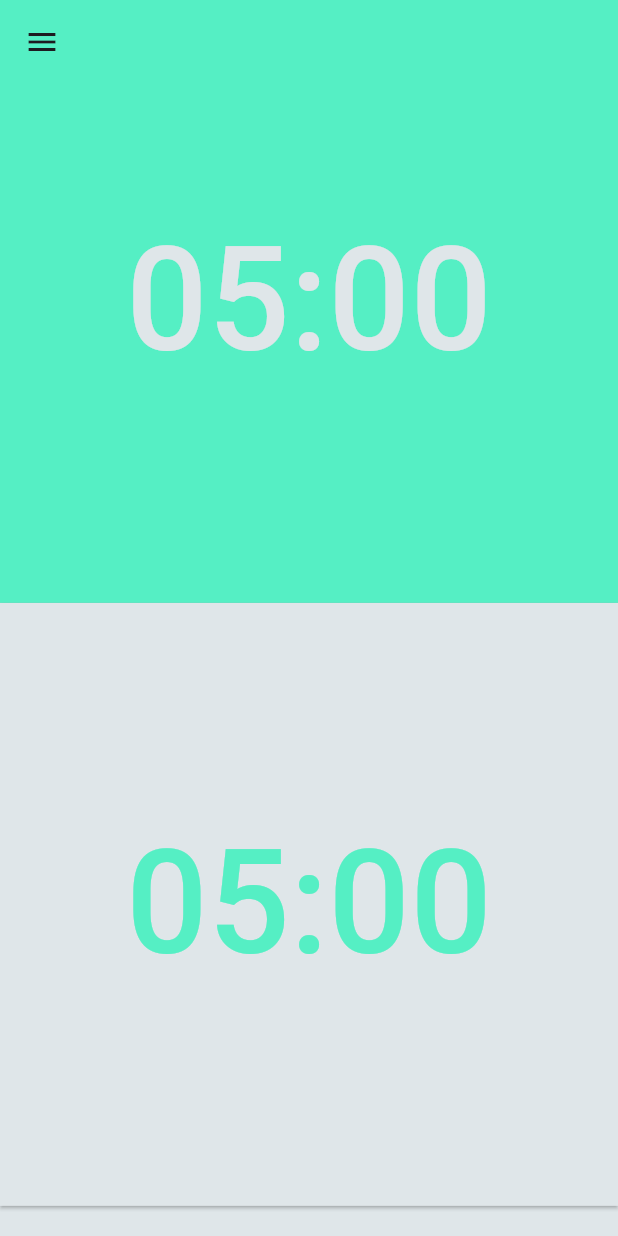
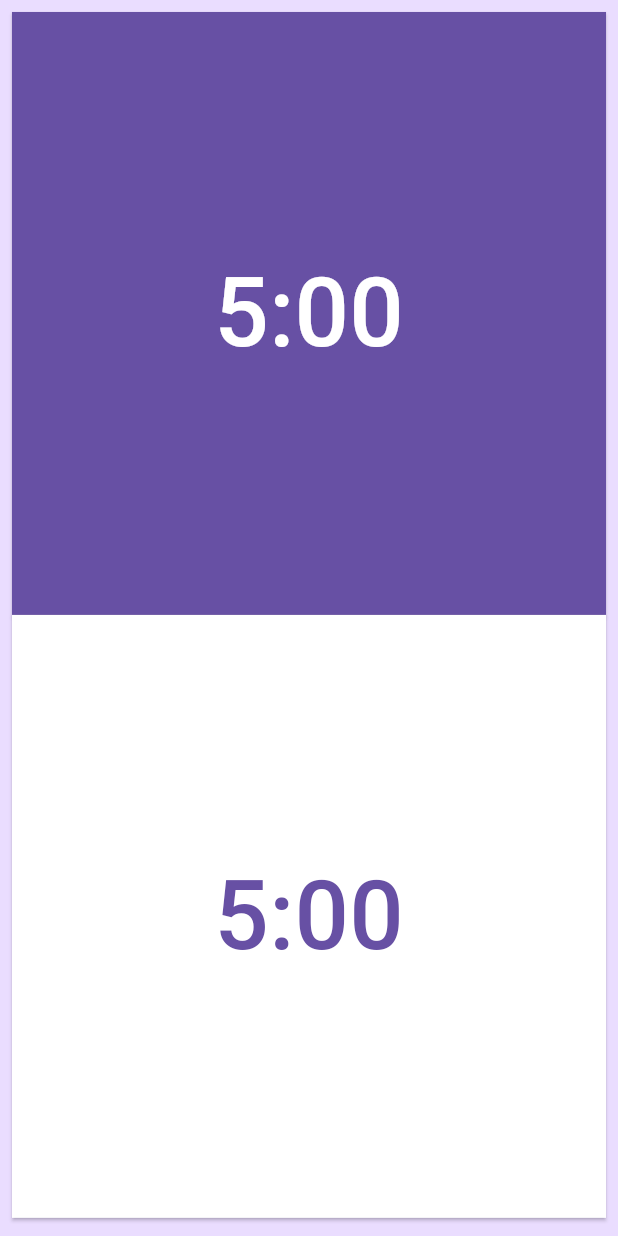
Before and after one commit to igorgouveia1/chess_clock, a Flutter app: the screen it shows after launch, on a phone screen of 412 x 824 dp. Run offline on Flutter 3.47's test engine with Material 2 defaults, Android fonts, the phone set to English and light mode, and no system bars.

Commit message:
Corrigido funcionamento do relógio.

```diff
--- /dev/null
+++ b/lib/chess_app.dart
@@ -0,0 +1,142 @@
+import 'dart:async';
+
+import 'package:chess_clock/shared/schemes/color_schemes.g.dart';
+import 'package:flutter/material.dart';
+
+class ChessApp extends StatefulWidget {
+  const ChessApp({super.key});
+
+  @override
+  State<ChessApp> createState() => _ChessAppState();
+}
+
+class _ChessAppState extends State<ChessApp> {
+  int _timeLeft1 = 300; // 5 minutos em segundos
+  int _timeLeft2 = 300; // 5 minutos em segundos
+  Timer? _timer1;
+  Timer? _timer2;
+
+  void _startTimer1() {
+    _timer1 = Timer.periodic(const Duration(seconds: 1), (_) {
+      setState(() {
+        if (_timeLeft1 > 0) {
+          _timeLeft1--;
+        } else {
+          _timer1?.cancel();
+        }
+      });
+    });
+  }
+
+  void _startTimer2() {
+    _timer2 = Timer.periodic(const Duration(seconds: 1), (_) {
+      setState(() {
+        if (_timeLeft2 > 0) {
+          _timeLeft2--;
+        } else {
+          _timer2?.cancel();
+        }
+      });
+    });
+  }
+
+  void _pauseTimer1() {
+    if (_timer1 != null) {
+      _timer1!.cancel();
+      _timer1 = null;
+      setState(() {
+        _timeLeft1 = _timeLeft1;
+      });
+    }
+  }
+
+  void _pauseTimer2() {
+    if (_timer2 != null) {
+      _timer2!.cancel();
+      _timer2 = null;
+      setState(() {
+        _timeLeft2 = _timeLeft2;
+      });
+    }
+  }
+
+  @override
+  Widget build(BuildContext context) {
+    return Scaffold(
+      body: Padding(
+        padding: const EdgeInsets.all(8.0),
+        child: Center(
+          child: Column(
+            children: [
+              SizedBox(
+                height: MediaQuery.of(context).size.height / 2.05,
+                width: double.infinity,
+                child: ElevatedButton(
+                  onPressed: () {
+                    if (_timer1 == null) {
+                      _startTimer1();
+                    } else {
+                      _pauseTimer1();
+                      _startTimer2();
+                    }
+
+                    if (_timer2 != null) {
+                      _pauseTimer1();
+                    }
+                  },
+                  style: ButtonStyle(
+                    foregroundColor:
+                        MaterialStateProperty.all(lightColorScheme.onPrimary),
+                    backgroundColor:
+                        MaterialStateProperty.all(lightColorScheme.primary),
+                    shape: MaterialStateProperty.all(
+                        const RoundedRectangleBorder(
+                            borderRadius: BorderRadius.zero)),
+                  ),
+                  child: Text(
+                    _timeLeft1 > 0
+                        ? '${_timeLeft1 ~/ 60}:${(_timeLeft1 % 60).toString().padLeft(2, '0')}'
+                        : '00:00',
+                    style: const TextStyle(fontSize: 64),
+                  ),
+                ),
+              ),
+              SizedBox(
+                height: MediaQuery.of(context).size.height / 2.05,
+                width: double.infinity,
+                child: ElevatedButton(
+                  onPressed: () {
+                    if (_timer2 == null) {
+                      _startTimer2();
+                    } else {
+                      _pauseTimer2();
+                      _startTimer1();
+                    }
+                    if (_timer1 != null) {
+                      _pauseTimer2();
+                    }
+                  },
+                  style: ButtonStyle(
+                    foregroundColor:
+                        MaterialStateProperty.all(lightColorScheme.primary),
+                    backgroundColor:
+                        MaterialStateProperty.all(lightColorScheme.onPrimary),
+                    shape: MaterialStateProperty.all(
+                        const RoundedRectangleBorder(
+                            borderRadius: BorderRadius.zero)),
+                  ),
+                  child: Text(
+                    _timeLeft2 > 0
+                        ? '${_timeLeft2 ~/ 60}:${(_timeLeft2 % 60).toString().padLeft(2, '0')}'
+                        : '00:00',
+                    style: const TextStyle(fontSize: 64),
+                  ),
+                ),
+              ),
+            ],
+          ),
+        ),
+      ),
+    );
+  }
+}
--- a/lib/main.dart
+++ b/lib/main.dart
@@ -1,5 +1,7 @@
-import 'package:chess_clock/widgets/chess_app.dart';
+import 'package:chess_clock/shared/schemes/color_schemes.g.dart';
 import 'package:flutter/material.dart';
+
+import 'chess_app.dart';
 
 void main() {
   runApp(const MyApp());
@@ -13,9 +15,25 @@ class MyApp extends StatelessWidget {
   Widget build(BuildContext context) {
     return MaterialApp(
       title: 'Chess Clock',
+      debugShowCheckedModeBanner: false,
+      themeMode: ThemeMode.light,
       theme: ThemeData(
-        colorScheme: ColorScheme.fromSeed(seedColor: Colors.deepPurple),
         useMaterial3: true,
+        colorScheme: lightColorScheme,
+        scaffoldBackgroundColor: lightColorScheme.primaryContainer,
+        appBarTheme: AppBarTheme(
+            centerTitle: true,
+            backgroundColor: lightColorScheme.primaryContainer),
+        floatingActionButtonTheme: FloatingActionButtonThemeData(
+            backgroundColor: lightColorScheme.primary),
+      ),
+      darkTheme: ThemeData(
+        useMaterial3: true,
+        scaffoldBackgroundColor: lightColorScheme.primaryContainer,
+        colorScheme: darkColorScheme,
+        appBarTheme: AppBarTheme(
+            centerTitle: true,
+            backgroundColor: lightColorScheme.primaryContainer),
       ),
       home: const ChessApp(),
     );
--- a/lib/widgets/blitz_clock_buttom1.dart
+++ /dev/null
@@ -1,86 +0,0 @@
-import 'dart:async';
-import 'package:flutter/material.dart';
-import 'blitz_clock_buttom2.dart';
-
-class BlitzClockButton1 extends StatefulWidget {
-  final Duration initialTime;
-  final Color buttonColor;
-  final Color textColor;
-  // ignore: library_private_types_in_public_api
-  static final GlobalKey<_BlitzClockButton1State> firstButtonKey = GlobalKey();
-
-  const BlitzClockButton1({
-    Key? key,
-    required this.initialTime,
-    required this.buttonColor,
-    required this.textColor,
-  }) : super(key: key);
-
-  @override
-  // ignore: library_private_types_in_public_api
-  _BlitzClockButton1State createState() => _BlitzClockButton1State();
-}
-
-class _BlitzClockButton1State extends State<BlitzClockButton1> {
-  late Timer _timer;
-  bool _isRunning = false;
-  Duration _timeLeft = Duration.zero;
-
-  @override
-  void initState() {
-    _timeLeft = widget.initialTime;
-    super.initState();
-  }
-
-  @override
-  Widget build(BuildContext context) {
-    return SizedBox(
-      height: MediaQuery.of(context).size.height / 2.05,
-      width: double.infinity,
-      child: ElevatedButton(
-        style: ButtonStyle(
-          backgroundColor: MaterialStateProperty.all(widget.buttonColor),
-          foregroundColor: MaterialStateProperty.all(widget.textColor),
-          shape: MaterialStateProperty.all(
-            const RoundedRectangleBorder(
-              borderRadius: BorderRadius.zero,
-            ),
-          ),
-        ),
-        child: Text(
-          '${_timeLeft.inMinutes.remainder(60).toString().padLeft(2, '0')}:'
-          '${_timeLeft.inSeconds.remainder(60).toString().padLeft(2, '0')}',
-          style: const TextStyle(fontSize: 96),
-        ),
-        onPressed: () {
-          if (_isRunning) {
-            _timer.cancel();
-            setState(() {
-              _isRunning = false;
-              BlitzClockButton2.secondButtonKey.currentState!.performClick();
-            });
-          } else {
-            _timer = Timer.periodic(const Duration(seconds: 1), (timer) {
-              setState(() {
-                _timeLeft -= const Duration(seconds: 1);
-              });
-              if (_timeLeft.inSeconds == 0) {
-                _timer.cancel();
-                setState(() {
-                  _isRunning = false;
-                });
-              }
-            });
-            setState(() {
-              _isRunning = true;
-            });
-          }
-        },
-      ),
-    );
-  }
-
-  void onPressed() {}
-
-  void performClick() {}
-}
--- a/lib/widgets/blitz_clock_buttom2.dart
+++ /dev/null
@@ -1,91 +0,0 @@
-import 'dart:async';
-import 'package:chess_clock/widgets/blitz_clock_buttom1.dart';
-import 'package:flutter/material.dart';
-
-class BlitzClockButton2 extends StatefulWidget {
-  final Duration initialTime;
-  final Color buttonColor;
-  final Color textColor;
-  // ignore: library_private_types_in_public_api
-  static final GlobalKey<_BlitzClockButton2State> secondButtonKey = GlobalKey();
-
-  const BlitzClockButton2({
-    Key? key,
-    required this.initialTime,
-    required this.buttonColor,
-    required this.textColor,
-  }) : super(key: key);
-
-  @override
-  // ignore: library_private_types_in_public_api
-  _BlitzClockButton2State createState() => _BlitzClockButton2State();
-}
-
-class _BlitzClockButton2State extends State<BlitzClockButton2> {
-  late Timer _timer;
-  bool _isRunning = false;
-  Duration _timeLeft = Duration.zero;
-
-  @override
-  void initState() {
-    _timeLeft = widget.initialTime;
-    super.initState();
-  }
-
-  @override
-  Widget build(BuildContext context) {
-    return SizedBox(
-      height: MediaQuery.of(context).size.height / 2.05,
-      width: double.infinity,
-      child: ElevatedButton(
-        style: ButtonStyle(
-          backgroundColor: MaterialStateProperty.all(widget.buttonColor),
-          foregroundColor: MaterialStateProperty.all(widget.textColor),
-          shape: MaterialStateProperty.all(
-            const RoundedRectangleBorder(
-              borderRadius: BorderRadius.zero,
-            ),
-          ),
-        ),
-        child: Text(
-          '${_timeLeft.inMinutes.remainder(60).toString().padLeft(2, '0')}:'
-          '${_timeLeft.inSeconds.remainder(60).toString().padLeft(2, '0')}',
-          style: const TextStyle(fontSize: 96),
-        ),
-        onPressed: () {
-          if (_isRunning) {
-            _timer.cancel();
-
-            setState(() {
-              _isRunning = false;
-
-              // ignore: unnecessary_null_comparison
-              if (BlitzClockButton1.firstButtonKey != null) {
-                BlitzClockButton1.firstButtonKey.currentState!.performClick();
-              }
-            });
-          } else {
-            _timer = Timer.periodic(const Duration(seconds: 1), (timer) {
-              setState(() {
-                _timeLeft -= const Duration(seconds: 1);
-              });
-              if (_timeLeft.inSeconds == 0) {
-                _timer.cancel();
-                setState(() {
-                  _isRunning = false;
-                });
-              }
-            });
-            setState(() {
-              _isRunning = true;
-            });
-          }
-        },
-      ),
-    );
-  }
-
-  void onPressed() {}
-
-  void performClick() {}
-}
--- a/lib/widgets/chess_app.dart
+++ /dev/null
@@ -1,93 +0,0 @@
-// chamar o app de blitzchess clock
-import 'dart:async';
-import 'package:flutter/material.dart';
-
-import 'blitz_clock_buttom1.dart';
-import 'blitz_clock_buttom2.dart';
-
-class ChessApp extends StatefulWidget {
-  const ChessApp({super.key});
-
-  @override
-  State<ChessApp> createState() => _ChessAppState();
-}
-
-class _ChessAppState extends State<ChessApp> {
-  final Color lightGreenBlue = const Color(0xFF55efc4);
-  final Color cityLight = const Color(0xFFdfe6e9);
-  Duration timeLeft1 = const Duration(minutes: 5);
-  Duration timeLeft2 = const Duration(minutes: 5);
-  bool isRunning = false;
-  late Timer timer;
-
-  @override
-  Widget build(BuildContext context) {
-    return Scaffold(
-      extendBodyBehindAppBar: true,
-      backgroundColor: const Color(0xFFdfe6e9),
-      appBar: AppBar(
-        backgroundColor: Colors.transparent,
-      ),
-      drawer: Drawer(
-        backgroundColor: const Color(0xFFdfe6e9),
-        child: ListView(
-          children: [
-            const DrawerHeader(child: Text('Time Control')),
-            ListTile(
-              title: const Text('1 min'),
-              onTap: () {
-                setState(() {
-                  timeLeft1 = const Duration(minutes: 1);
-                  timeLeft2 = const Duration(minutes: 1);
-                  isRunning = false;
-                });
-                timer.cancel();
-                Navigator.pop(context);
-              },
-            ),
-            ListTile(
-              title: const Text('3 min'),
-              onTap: () {
-                setState(() {
-                  timeLeft1 = const Duration(minutes: 3);
-                  timeLeft2 = const Duration(minutes: 3);
-                  isRunning = false;
-                });
-                timer.cancel();
-                Navigator.pop(context);
-              },
-            ),
-            ListTile(
-              title: const Text('5 min'),
-              onTap: () {
-                setState(() {
-                  timeLeft1 = const Duration(minutes: 5);
-                  timeLeft2 = const Duration(minutes: 5);
-                  isRunning = false;
-                });
-                timer.cancel();
-                Navigator.pop(context);
-              },
-            ),
-          ],
-        ),
-      ),
-      body: Center(
-        child: Column(
-          children: [
-            BlitzClockButton1(
-              buttonColor: lightGreenBlue,
-              textColor: cityLight,
-              initialTime: timeLeft1,
-            ),
-            BlitzClockButton2(
-              buttonColor: cityLight,
-              textColor: lightGreenBlue,
-              initialTime: timeLeft2,
-            ),
-          ],
-        ),
-      ),
-    );
-  }
-}
```
Also changed, not shown: lib/shared/schemes/color_schemes.g.dart (added), 1 other file.
